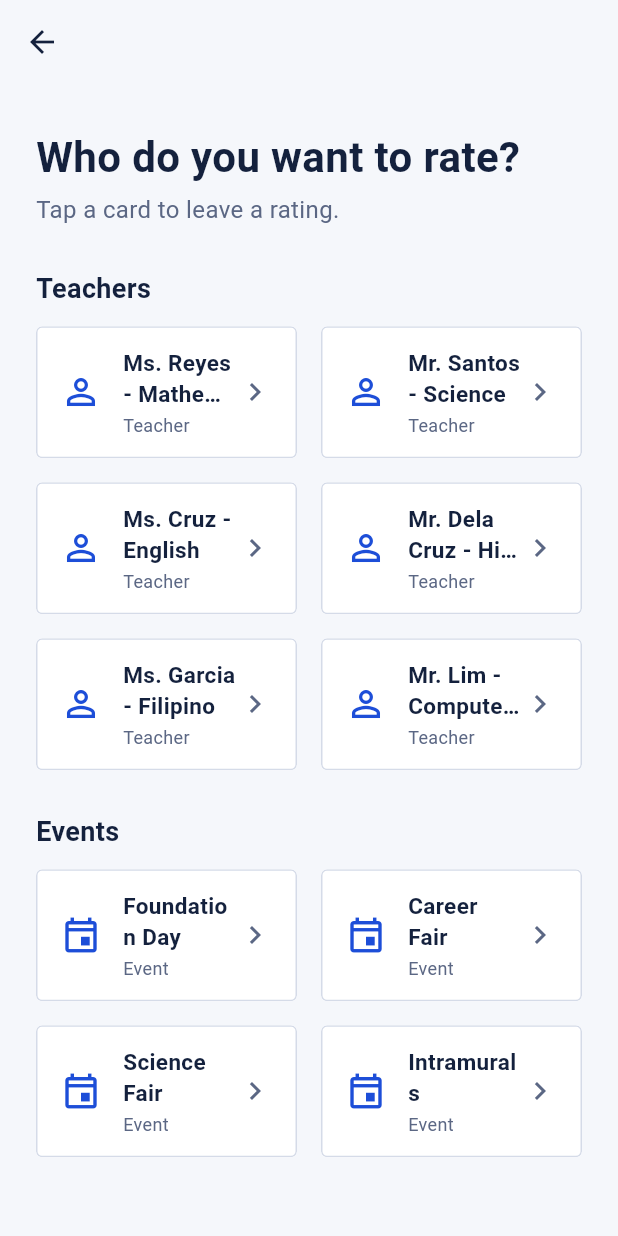
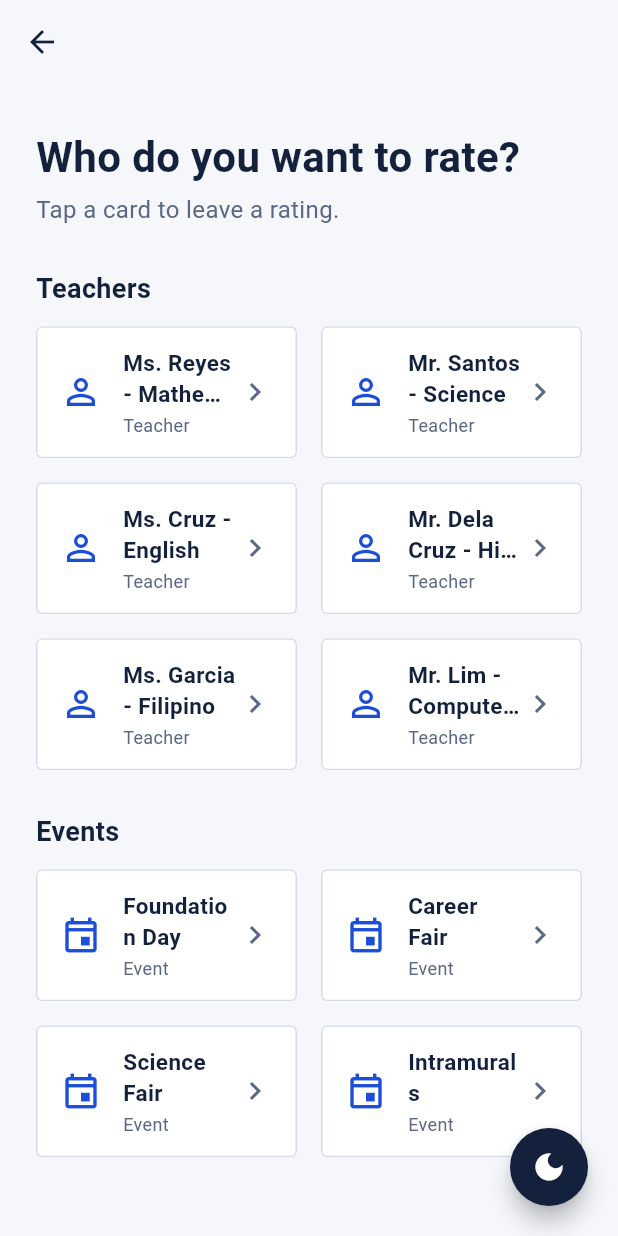
Before and after one commit to notvinnie/CAPSTONE-Dano, a Flutter app: the screen it shows after launch, after a tap on "Get started", on a phone screen of 412 x 824 dp. Run offline on Flutter 3.47's test engine with Material 3 defaults, Android fonts, the phone set to English and light mode, and no system bars; network calls fail; Roboto replaces fonts that are missing (Segoe UI).

Commit message:
Added toggleable dark mode button and card pop up animation

```diff
--- a/capstone_dano/lib/main.dart
+++ b/capstone_dano/lib/main.dart
@@ -3,6 +3,7 @@ import 'package:flutter/material.dart';
 import 'data/rating_service.dart';
 import 'screens/home_screen.dart';
 import 'widgets/app_theme.dart';
+import 'widgets/dark_mode_layer.dart';
 
 void main() => runApp(const FeedbackApp());
 
@@ -15,6 +16,7 @@ class FeedbackApp extends StatelessWidget {
       debugShowCheckedModeBanner: false,
       title: 'Student Feedback',
       theme: buildTheme(),
+      builder: (context, child) => DarkModeLayer(child: child!),
       home: HomeScreen(service: RatingService()),
     );
   }
--- /dev/null
+++ b/capstone_dano/lib/widgets/dark_mode_layer.dart
@@ -0,0 +1,82 @@
+import 'package:flutter/material.dart';
+
+import 'app_theme.dart';
+
+/// Wraps the whole app and floats a small dark mode toggle on every screen.
+///
+/// Dark mode inverts the lightness of every color and rotates the hue back,
+/// so blues stay blue and the yellow stars stay yellow while white
+/// backgrounds turn dark. The toggle sits outside the filter so it is
+/// never inverted.
+class DarkModeLayer extends StatefulWidget {
+  const DarkModeLayer({super.key, required this.child});
+
+  final Widget child;
+
+  @override
+  State<DarkModeLayer> createState() => _DarkModeLayerState();
+}
+
+class _DarkModeLayerState extends State<DarkModeLayer> {
+  // Invert + 180 degree hue rotate, squeezed into a softer range so the
+  // darkest color is charcoal (about #323232) and the lightest is soft
+  // off-white (about #EEEEEE) instead of pure black and white.
+  static const ColorFilter _darkFilter = ColorFilter.matrix(<double>[
+    0.4232, -1.0543, -0.1062, 0, 238,
+    -0.3141, -0.3171, -0.1062, 0, 238,
+    -0.3141, -1.0543, 0.6311, 0, 238,
+    0, 0, 0, 1, 0,
+  ]);
+
+  static const ColorFilter _lightFilter = ColorFilter.mode(Colors.transparent, BlendMode.dst);
+
+  bool _dark = false;
+  bool _hovered = false;
+
+  @override
+  Widget build(BuildContext context) {
+    return Stack(
+      children: [
+        // Same widget type in both modes so the app keeps its state when toggled.
+        ColorFiltered(
+          colorFilter: _dark ? _darkFilter : _lightFilter,
+          child: widget.child,
+        ),
+        Positioned(
+          right: 20,
+          bottom: 20,
+          child: MouseRegion(
+            cursor: SystemMouseCursors.click,
+            onEnter: (_) => setState(() => _hovered = true),
+            onExit: (_) => setState(() => _hovered = false),
+            child: AnimatedScale(
+              scale: _hovered ? 1.1 : 1.0,
+              duration: const Duration(milliseconds: 150),
+              child: Semantics(
+                button: true,
+                label: _dark ? 'Switch to light mode' : 'Switch to dark mode',
+                child: Material(
+                  color: _dark ? starOn : ink,
+                  elevation: 6,
+                  shape: const CircleBorder(),
+                  child: InkWell(
+                    customBorder: const CircleBorder(),
+                    onTap: () => setState(() => _dark = !_dark),
+                    child: SizedBox(
+                      width: 52,
+                      height: 52,
+                      child: Icon(
+                        _dark ? Icons.light_mode : Icons.dark_mode,
+                        color: _dark ? ink : Colors.white,
+                      ),
+                    ),
+                  ),
+                ),
+              ),
+            ),
+          ),
+        ),
+      ],
+    );
+  }
+}
--- a/capstone_dano/lib/widgets/target_card.dart
+++ b/capstone_dano/lib/widgets/target_card.dart
@@ -3,30 +3,122 @@ import 'package:flutter/material.dart';
 import '../models/target.dart';
 import 'app_theme.dart';
 
-class TargetCard extends StatelessWidget {
+class TargetCard extends StatefulWidget {
   const TargetCard({super.key, required this.target, required this.onTap});
 
   final Target target;
   final VoidCallback onTap;
 
   @override
+  State<TargetCard> createState() => _TargetCardState();
+}
+
+class _TargetCardState extends State<TargetCard> with SingleTickerProviderStateMixin {
+  late final AnimationController _shine = AnimationController(
+    vsync: this,
+    duration: const Duration(milliseconds: 650),
+  );
+  bool _hovered = false;
+
+  @override
+  void dispose() {
+    _shine.dispose();
+    super.dispose();
+  }
+
+  void _enter() {
+    setState(() => _hovered = true);
+    _shine.forward(from: 0); // plays once per hover
+  }
+
+  void _exit() => setState(() => _hovered = false);
+
+  Widget _shineLayer() {
+    return Positioned.fill(
+      child: IgnorePointer(
+        child: LayoutBuilder(
+          builder: (context, box) {
+            const bandWidth = 90.0;
+            return AnimatedBuilder(
+              animation: _shine,
+              builder: (context, _) {
+                final t = Curves.easeInOut.transform(_shine.value);
+                if (_shine.value == 0 || _shine.value == 1) return const SizedBox.shrink();
+                final left = -bandWidth + (box.maxWidth + bandWidth) * t;
+                return Stack(
+                  children: [
+                    Positioned(
+                      left: left,
+                      top: -10,
+                      bottom: -10,
+                      width: bandWidth,
+                      child: Transform(
+                        transform: Matrix4.skewX(-0.4),
+                        child: DecoratedBox(
+                          decoration: BoxDecoration(
+                            gradient: LinearGradient(
+                              colors: [
+                                blue.withAlpha(0),
+                                blue.withAlpha(45),
+                                blue.withAlpha(0),
+                              ],
+                            ),
+                          ),
+                        ),
+                      ),
+                    ),
+                  ],
+                );
+              },
+            );
+          },
+        ),
+      ),
+    );
+  }
+
+  @override
   Widget build(BuildContext context) {
-    final isTeacher = target.type == 'Teacher';
+    final isTeacher = widget.target.type == 'Teacher';
 
-    return Material(
+    return MouseRegion(
+      cursor: SystemMouseCursors.click,
+      onEnter: (_) => _enter(),
+      onExit: (_) => _exit(),
+      child: AnimatedScale(
+        scale: _hovered ? 1.04 : 1.0,
+        duration: const Duration(milliseconds: 180),
+        curve: Curves.easeOut,
+        child: AnimatedContainer(
+          duration: const Duration(milliseconds: 180),
+          decoration: BoxDecoration(
+            borderRadius: corner,
+            boxShadow: [
+              BoxShadow(
+                color: Color(_hovered ? 0x2214213D : 0x00000000),
+                blurRadius: 14,
+                offset: const Offset(0, 6),
+              ),
+            ],
+          ),
+          child: Material(
             color: Colors.white,
             clipBehavior: Clip.antiAlias,
             shape: RoundedRectangleBorder(
               borderRadius: corner,
-        side: const BorderSide(color: line),
+              side: BorderSide(color: _hovered ? blue : line),
             ),
-      child: InkWell(
-        onTap: onTap,
+            child: Stack(
+              children: [
+                InkWell(
+                  onTap: widget.onTap,
+                  onTapDown: (_) => _shine.forward(from: 0), // for touch screens
                   child: Padding(
                     padding: const EdgeInsets.symmetric(horizontal: 16),
                     child: Row(
                       children: [
-              Icon(isTeacher ? Icons.person_outline : Icons.event_outlined, color: blue, size: 28),
+                        Icon(isTeacher ? Icons.person_outline : Icons.event_outlined,
+                            color: blue, size: 28),
                         const SizedBox(width: 14),
                         Expanded(
                           child: Column(
@@ -34,13 +126,15 @@ class TargetCard extends StatelessWidget {
                             crossAxisAlignment: CrossAxisAlignment.start,
                             children: [
                               Text(
-                      target.name,
+                                widget.target.name,
                                 maxLines: 2,
                                 overflow: TextOverflow.ellipsis,
-                      style: const TextStyle(color: ink, fontWeight: FontWeight.w600, fontSize: 15),
+                                style: const TextStyle(
+                                    color: ink, fontWeight: FontWeight.w600, fontSize: 15),
                               ),
                               const SizedBox(height: 2),
-                    Text(target.type, style: const TextStyle(color: muted, fontSize: 12)),
+                              Text(widget.target.type,
+                                  style: const TextStyle(color: muted, fontSize: 12)),
                             ],
                           ),
                         ),
@@ -49,6 +143,12 @@ class TargetCard extends StatelessWidget {
                     ),
                   ),
                 ),
+                _shineLayer(),
+              ],
+            ),
+          ),
+        ),
+      ),
     );
   }
 }
```
Lines whose indentation alone changed are shown as unchanged.
